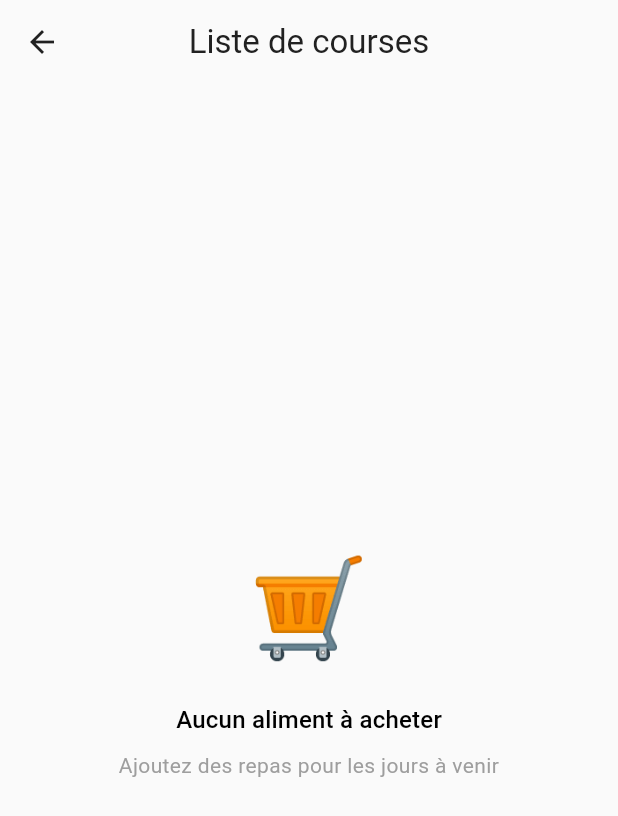
After one commit to ErwannLesech/medical-gutpain-tracker, a Flutter app: the screen it shows after launch, item 2 of the bottom bar chosen, after a tap on the "shopping cart" icon, on a phone screen of 412 x 824 dp. The commit adds this screen. Shown: the top 816 px of the screen. Run offline on Flutter 3.47's test engine with Material 3 defaults, Android fonts, the phone set to English and light mode, and no system bars; our stand-ins replace flutter_local_notifications, flutter_riverpod, flutter_timezone, isar, pdf, printing and 4 more; accounts and stored records are empty; generated files the repository leaves out were written again.

Commit message:
feat: add shopping list functionality with state management and UI

```diff
--- a/lib/core/database/repositories/meal_repository.dart
+++ b/lib/core/database/repositories/meal_repository.dart
@@ -214,4 +214,26 @@ class MealRepository {
 
     return Map.fromEntries(sortedEntries.take(limit));
   }
+
+  /// Récupère tous les aliments des repas à venir (du jour actuel au futur)
+  Future<List<String>> getFutureFoods({DateTime? fromDate}) async {
+    final startDate = fromDate ?? DateTime.now();
+    final startOfDay = DateTime(startDate.year, startDate.month, startDate.day);
+
+    final meals = await _isar.meals
+        .where()
+        .filter()
+        .plannedDateTimeGreaterThan(startOfDay)
+        .sortByPlannedDateTime()
+        .findAll();
+
+    // Collecte tous les aliments uniques
+    final allFoods = <String>{};
+    for (final meal in meals) {
+      allFoods.addAll(meal.foods);
+    }
+
+    final foodList = allFoods.toList()..sort();
+    return foodList;
+  }
 }
--- a/lib/features/meals/meals_screen.dart
+++ b/lib/features/meals/meals_screen.dart
@@ -9,6 +9,7 @@ import '../../shared/widgets/widgets.dart';
 import '../../shared/theme/colors.dart';
 import 'meals_provider.dart';
 import 'meal_form_screen.dart';
+import 'shopping_list_screen.dart';
 
 /// Écran principal des repas avec calendrier
 class MealsScreen extends ConsumerStatefulWidget {
@@ -54,6 +55,11 @@ class _MealsScreenState extends ConsumerState<MealsScreen> {
                         ),
                       ],
                     ),
+                  ),
+                  IconButton(
+                    icon: const Icon(Icons.shopping_cart_outlined),
+                    tooltip: 'Liste de courses',
+                    onPressed: () => _navigateToShoppingList(context),
                   ),
                   IconButton(
                     icon: Icon(
@@ -262,4 +268,12 @@ class _MealsScreenState extends ConsumerState<MealsScreen> {
       ),
     );
   }
+
+  void _navigateToShoppingList(BuildContext context) {
+    Navigator.of(context).push(
+      MaterialPageRoute(
+        builder: (context) => const ShoppingListScreen(),
+      ),
+    );
+  }
 }
--- /dev/null
+++ b/lib/features/meals/shopping_list_provider.dart
@@ -0,0 +1,56 @@
+import 'package:flutter_riverpod/flutter_riverpod.dart';
+
+import '../../core/database/repositories/repositories.dart';
+import '../../core/services/providers.dart';
+
+/// État de la liste de courses
+class ShoppingListState {
+  final List<String> foods;
+  final bool isLoading;
+  final String? error;
+
+  const ShoppingListState({
+    this.foods = const [],
+    this.isLoading = false,
+    this.error,
+  });
+
+  ShoppingListState copyWith({
+    List<String>? foods,
+    bool? isLoading,
+    String? error,
+  }) {
+    return ShoppingListState(
+      foods: foods ?? this.foods,
+      isLoading: isLoading ?? this.isLoading,
+      error: error,
+    );
+  }
+}
+
+/// Notifier pour la liste de courses
+class ShoppingListNotifier extends StateNotifier<ShoppingListState> {
+  final MealRepository _repository;
+
+  ShoppingListNotifier(this._repository) : super(const ShoppingListState()) {
+    loadShoppingList();
+  }
+
+  /// Charge la liste de courses (tous les aliments des repas futurs)
+  Future<void> loadShoppingList() async {
+    state = state.copyWith(isLoading: true, error: null);
+    try {
+      final foods = await _repository.getFutureFoods();
+      state = state.copyWith(foods: foods, isLoading: false);
+    } catch (e) {
+      state = state.copyWith(isLoading: false, error: e.toString());
+    }
+  }
+}
+
+/// Provider de la liste de courses
+final shoppingListProvider = StateNotifierProvider<ShoppingListNotifier, ShoppingListState>((ref) {
+  return ShoppingListNotifier(
+    ref.watch(mealRepositoryProvider),
+  );
+});
--- /dev/null
+++ b/lib/features/meals/shopping_list_screen.dart
@@ -0,0 +1,173 @@
+import 'package:flutter/material.dart';
+import 'package:flutter_riverpod/flutter_riverpod.dart';
+import 'package:flutter/services.dart';
+
+import '../../shared/widgets/widgets.dart';
+import '../../shared/theme/colors.dart';
+import 'shopping_list_provider.dart';
+
+/// Écran de la liste de courses
+class ShoppingListScreen extends ConsumerStatefulWidget {
+  const ShoppingListScreen({super.key});
+
+  @override
+  ConsumerState<ShoppingListScreen> createState() => _ShoppingListScreenState();
+}
+
+class _ShoppingListScreenState extends ConsumerState<ShoppingListScreen> {
+  @override
+  void initState() {
+    super.initState();
+    // Recharge la liste de courses lors de l'ouverture de l'écran
+    WidgetsBinding.instance.addPostFrameCallback((_) {
+      ref.read(shoppingListProvider.notifier).loadShoppingList();
+    });
+  }
+
+  @override
+  Widget build(BuildContext context) {
+    final shoppingListState = ref.watch(shoppingListProvider);
+
+    return Scaffold(
+      appBar: AppBar(
+        title: const Text('Liste de courses'),
+        actions: [
+          if (shoppingListState.foods.isNotEmpty)
+            IconButton(
+              icon: const Icon(Icons.copy),
+              tooltip: 'Copier la liste',
+              onPressed: () => _copyToClipboard(context, shoppingListState.foods),
+            ),
+        ],
+      ),
+      body: SafeArea(
+        child: shoppingListState.isLoading
+            ? const Center(child: CircularProgressIndicator())
+            : shoppingListState.foods.isEmpty
+                ? _buildEmptyState(context)
+                : _buildShoppingList(context, shoppingListState.foods),
+      ),
+    );
+  }
+
+  Widget _buildEmptyState(BuildContext context) {
+    return Center(
+      child: Padding(
+        padding: const EdgeInsets.all(32),
+        child: Column(
+          mainAxisAlignment: MainAxisAlignment.center,
+          children: [
+            const Text('🛒', style: TextStyle(fontSize: 64)),
+            const SizedBox(height: 16),
+            Text(
+              'Aucun aliment à acheter',
+              style: Theme.of(context).textTheme.titleMedium,
+            ),
+            const SizedBox(height: 8),
+            Text(
+              'Ajoutez des repas pour les jours à venir',
+              style: Theme.of(context).textTheme.bodyMedium?.copyWith(
+                    color: Colors.grey,
+                  ),
+              textAlign: TextAlign.center,
+            ),
+          ],
+        ),
+      ),
+    );
+  }
+
+  Widget _buildShoppingList(BuildContext context, List<String> foods) {
+    return Column(
+      children: [
+        // En-tête avec info
+        Container(
+          padding: const EdgeInsets.all(16),
+          color: WakyColors.primary.withValues(alpha: 0.1),
+          child: Row(
+            children: [
+              Icon(
+                Icons.info_outline,
+                color: WakyColors.primary,
+                size: 20,
+              ),
+              const SizedBox(width: 12),
+              Expanded(
+                child: Text(
+                  'Liste des aliments prévus dans vos repas à venir',
+                  style: Theme.of(context).textTheme.bodyMedium?.copyWith(
+                        color: WakyColors.primary,
+                      ),
+                ),
+              ),
+            ],
+          ),
+        ),
+
+        // Compteur
+        Padding(
+          padding: const EdgeInsets.all(16),
+          child: Row(
+            children: [
+              Text(
+                '${foods.length} aliment${foods.length > 1 ? 's' : ''}',
+                style: Theme.of(context).textTheme.titleMedium?.copyWith(
+                      fontWeight: FontWeight.bold,
+                    ),
+              ),
+            ],
+          ),
+        ),
+
+        // Liste des aliments
+        Expanded(
+          child: ListView.builder(
+            padding: const EdgeInsets.symmetric(horizontal: 16),
+            itemCount: foods.length,
+            itemBuilder: (context, index) {
+              final food = foods[index];
+              return Card(
+                margin: const EdgeInsets.only(bottom: 8),
+                child: ListTile(
+                  leading: Container(
+                    width: 40,
+                    height: 40,
+                    decoration: BoxDecoration(
+                      color: WakyColors.success.withValues(alpha: 0.1),
+                      borderRadius: BorderRadius.circular(8),
+                    ),
+                    child: Center(
+                      child: Text(
+                        '${index + 1}',
+                        style: TextStyle(
+                          color: WakyColors.success,
+                          fontWeight: FontWeight.bold,
+                        ),
+                      ),
+                    ),
+                  ),
+                  title: Text(
+                    food,
+                    style: Theme.of(context).textTheme.bodyLarge,
+                  ),
+                ),
+              );
+            },
+          ),
+        ),
+      ],
+    );
+  }
+
+  void _copyToClipboard(BuildContext context, List<String> foods) {
+    final text = foods.join('\n');
+    Clipboard.setData(ClipboardData(text: text));
+
+    ScaffoldMessenger.of(context).showSnackBar(
+      const SnackBar(
+        content: Text('Liste copiée dans le presse-papiers'),
+        duration: Duration(seconds: 2),
+      ),
+    );
+  }
+}
```
